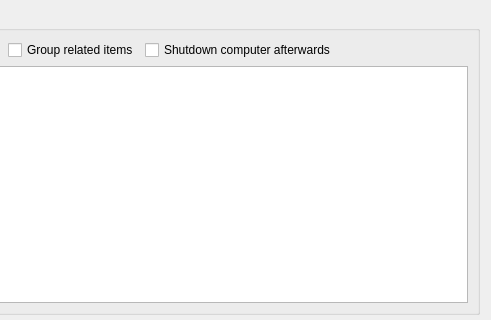
First picture: the form in app/gui/downloads.ui, repository ensisoft/newsflash-plus, before the edit; both pictures show x 252 to 743 and y 0 to 320 of the 743 by 633 pixel window.
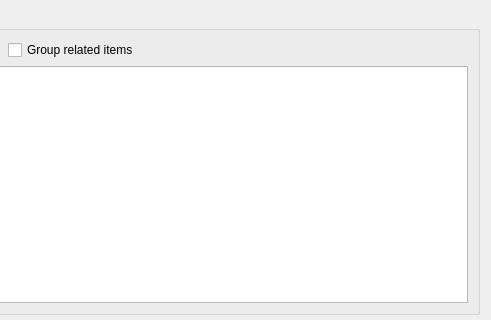
Second picture: the form after the edit. Icons and pictures are not drawn.

```diff
--- a/app/gui/downloads.ui
+++ b/app/gui/downloads.ui
@@ -48,16 +48,6 @@
             </property>
            </widget>
           </item>
-          <item>
-           <widget class="QCheckBox" name="chkShutdown">
-            <property name="toolTip">
-             <string>Shutdown computer after all downloads are finished</string>
-            </property>
-            <property name="text">
-             <string>Shutdown computer afterwards</string>
-            </property>
-           </widget>
-          </item>
           <item>
            <spacer name="horizontalSpacer">
             <property name="orientation">
```
Left out of the diff: 5 changed lines with no effect on the pictures.
